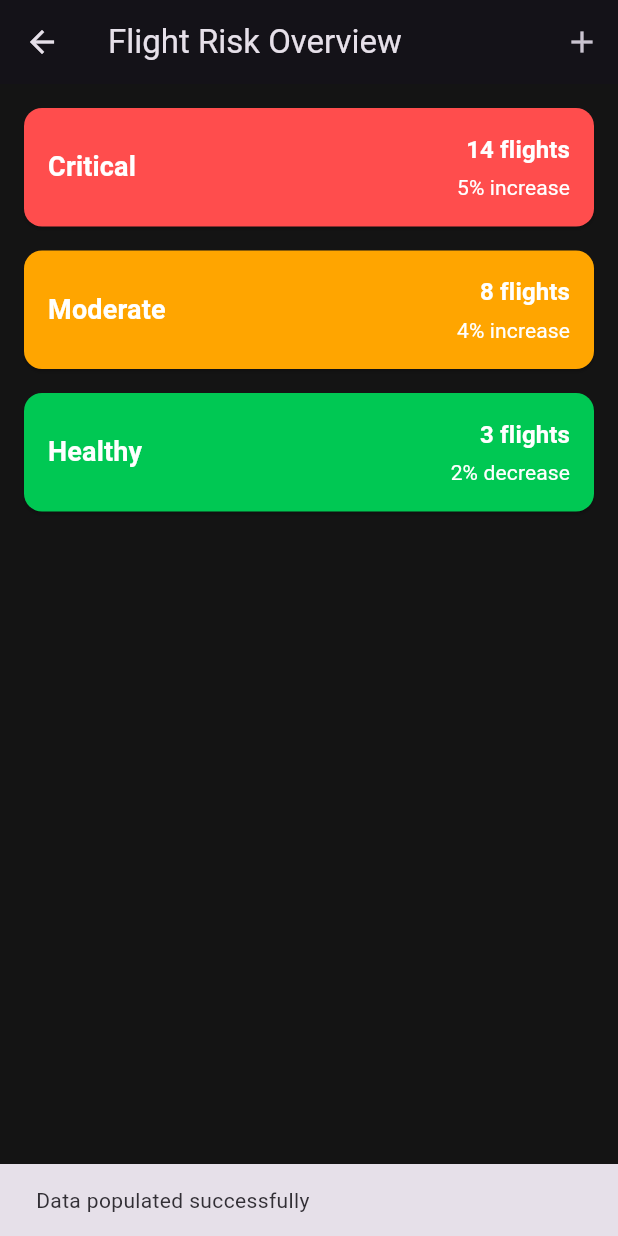
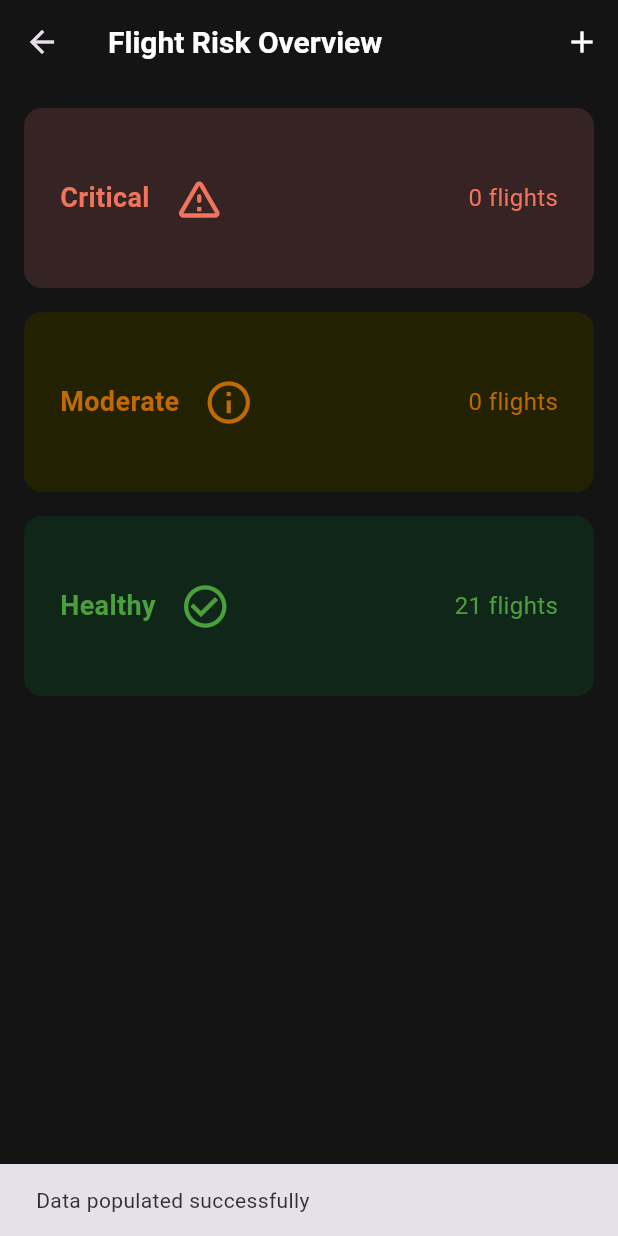
Before and after one commit to TalhaShahid004/Pilot-Fatigue-Management-System-DBMS, a Flutter app: the OperationsDashboardScreen screen opened by its route, after a tap on the "add" icon, on a phone screen of 412 x 824 dp. Run offline on Flutter 3.47's test engine with Material 3 defaults, Android fonts, the phone set to English and light mode, and no system bars; our stand-ins replace cloud_firestore, firebase_auth, firebase_core; accounts and stored records are empty.

Commit message:
Operations Dashboard Working

```diff
--- a/src/lib/Authentication Screens/login.dart
+++ b/src/lib/Authentication Screens/login.dart
@@ -38,7 +38,7 @@ class _LoginScreenState extends State<LoginScreen> {
           Navigator.pushReplacementNamed(context, '/dashboard');
           break;
         case UserRole.operations:
-          Navigator.pushReplacementNamed(context, '/operation_dashboard');
+          Navigator.pushReplacementNamed(context, '/flight_risk');
           break;
         case UserRole.admin:
           // Add admin route when implemented
--- a/src/lib/Operations Screens/dashboard.dart
+++ b/src/lib/Operations Screens/dashboard.dart
@@ -1,5 +1,6 @@
 import 'package:flutter/material.dart';
 import 'package:flutter_application_1/utils/populate_data.dart';
+import 'package:cloud_firestore/cloud_firestore.dart';
 
 class OperationsDashboardScreen extends StatelessWidget {
   const OperationsDashboardScreen({super.key});
@@ -7,58 +8,99 @@ class OperationsDashboardScreen extends StatelessWidget {
   @override
   Widget build(BuildContext context) {
     return Scaffold(
+      backgroundColor: const Color(0xFF141414),
       appBar: AppBar(
-  title: const Text('Flight Risk Overview'),
+        backgroundColor: const Color(0xFF141414),
+        title: const Text(
+          'Flight Risk Overview',
+          style: TextStyle(
+            fontSize: 20,
+            fontWeight: FontWeight.w700,
+            color: Colors.white,
+          ),
+        ),
         actions: [
           IconButton(
-      icon: const Icon(Icons.add),
+            icon: const Icon(Icons.add, color: Colors.white),
             onPressed: () async {
               final populator = DataPopulationUtil();
               await populator.populateAll();
+              if (context.mounted) {
                 ScaffoldMessenger.of(context).showSnackBar(
                   const SnackBar(content: Text('Data populated successfully')),
                 );
+              }
             },
           ),
         ],
       ),
       body: SafeArea(
+        child: StreamBuilder<DocumentSnapshot>(
+          stream: FirebaseFirestore.instance
+              .collection('operationalMetrics')
+              .doc('PIA')
+              .snapshots(),
+          builder: (context, snapshot) {
+            if (snapshot.hasError) {
+              return const Center(
+                child: Text('Something went wrong',
+                  style: TextStyle(color: Colors.white)
+                ),
+              );
+            }
+
+            if (snapshot.connectionState == ConnectionState.waiting) {
+              return const Center(child: CircularProgressIndicator());
+            }
+
+            final data = snapshot.data?.data() as Map<String, dynamic>? ?? {
+              'criticalFlightsCount': 0,
+              'moderateFlightsCount': 0,
+              'healthyFlightsCount': 0,
+            };
+
+            return SingleChildScrollView(
               child: Padding(
                 padding: const EdgeInsets.all(16.0),
                 child: Column(
-            crossAxisAlignment: CrossAxisAlignment.start,
                   children: [
                     _buildRiskButton(
                       label: 'Critical',
-                flights: '14 flights',
-                change: '5% increase',
+                      flightCount: data['criticalFlightsCount'] ?? 0,
                       onPressed: () {
-                  // Handle critical risk button press
                         Navigator.pushNamed(context, '/critical_risk_flights');
                       },
+                      icon: Icons.warning_amber_rounded,
+                      backgroundColor: const Color(0xFF3A2627),
+                      textColor: const Color(0xFFF3745C),
                     ),
                     const SizedBox(height: 16),
                     _buildRiskButton(
                       label: 'Moderate',
-                flights: '8 flights',
-                change: '4% increase',
+                      flightCount: data['moderateFlightsCount'] ?? 0,
                       onPressed: () {
-                  // Handle moderate risk button press
                         Navigator.pushNamed(context, '/moderate_risk_flights');
                       },
+                      icon: Icons.info_outline,
+                      backgroundColor: const Color(0xFF242200),
+                      textColor: const Color(0xFFBF6A02),
                     ),
                     const SizedBox(height: 16),
                     _buildRiskButton(
                       label: 'Healthy',
-                flights: '3 flights',
-                change: '2% decrease',
+                      flightCount: data['healthyFlightsCount'] ?? 0,
                       onPressed: () {
-                  // Handle healthy risk button press
                         Navigator.pushNamed(context, '/healthy_risk_flights');
                       },
+                      icon: Icons.check_circle_outline,
+                      backgroundColor: const Color(0xFF0E281A),
+                      textColor: const Color(0xFF4BA03E),
                     ),
                   ],
                 ),
+              ),
+            );
+          },
         ),
       ),
     );
@@ -66,67 +108,74 @@ class OperationsDashboardScreen extends StatelessWidget {
 
   Widget _buildRiskButton({
     required String label,
-    required String flights,
-    required String change,
+    required int flightCount,
     required VoidCallback onPressed,
+    required IconData icon,
+    required Color backgroundColor,
+    required Color textColor,
   }) {
-    return ElevatedButton(
-      onPressed: onPressed,
-      style: ElevatedButton.styleFrom(
-        backgroundColor: _getRiskColor(label),
-        padding: const EdgeInsets.all(16),
-        shape: RoundedRectangleBorder(
+    return Container(
+      width: double.infinity,
+      height: 120,
+      decoration: BoxDecoration(
+        color: backgroundColor.withOpacity(0.9),
         borderRadius: BorderRadius.circular(12),
       ),
-      ),
+      child: Material(
+        color: Colors.transparent,
+        child: InkWell(
+          onTap: onPressed,
+          borderRadius: BorderRadius.circular(12),
+          child: Padding(
+            padding: const EdgeInsets.symmetric(horizontal: 24.0),
             child: Row(
               mainAxisAlignment: MainAxisAlignment.spaceBetween,
               children: [
+                // Left side content
+                Row(
+                  children: [
                     Text(
                       label,
-            style: const TextStyle(
+                      style: TextStyle(
                         fontSize: 18,
-              fontWeight: FontWeight.bold,
-              color: Colors.white,
+                        fontWeight: FontWeight.w700,
+                        color: textColor,
                       ),
                     ),
-          Column(
-            crossAxisAlignment: CrossAxisAlignment.end,
-            children: [
+                    const SizedBox(width: 16),
+                    Icon(
+                      icon,
+                      color: textColor,
+                      size: 34,
+                    ),
+                  ],
+                ),
+                // Right side content
                 Text(
-                flights,
-                style: const TextStyle(
+                  '$flightCount flights',
+                  style: TextStyle(
                     fontSize: 16,
-                  fontWeight: FontWeight.w600,
-                  color: Colors.white,
-                ),
-              ),
-              const SizedBox(height: 4),
-              Text(
-                change,
-                style: const TextStyle(
-                  fontSize: 14,
                     fontWeight: FontWeight.w400,
-                  color: Colors.white,
+                    color: textColor,
                   ),
                 ),
               ],
             ),
-        ],
+          ),
+        ),
       ),
     );
   }
+}
 
-  Color _getRiskColor(String label) {
-    switch (label) {
-      case 'Critical':
-        return const Color(0xFFFF4D4D);
-      case 'Moderate':
-        return const Color(0xFFFFA500);
-      case 'Healthy':
-        return const Color(0xFF00C853);
-      default:
-        return Colors.grey;
+// Function to initialize operational metrics
+Future<void> _initializeOperationalMetrics() async {
+  final firestore = FirebaseFirestore.instance;
+
+  await firestore.collection('operationalMetrics').doc('PIA').set({
+    'criticalFlightsCount': 0,
+    'moderateFlightsCount': 0,
+    'healthyFlightsCount': 0,
+    'lastUpdated': FieldValue.serverTimestamp(),
+  });
 }
-  }
-}
--- a/src/lib/utils/populate_data.dart
+++ b/src/lib/utils/populate_data.dart
@@ -133,5 +133,24 @@ class DataPopulationUtil {
     await populateFlightRoutes();
     await populateFlights();
     await populateFlightAssignments();
+    await updateOperationalMetrics();
+  }
+
+  Future<void> updateOperationalMetrics() async {
+    final firestore = FirebaseFirestore.instance;
+
+    // Count flights by risk category
+    final flightsRef = firestore.collection('flights');
+    final criticalCount = (await flightsRef.where('riskCategory', isEqualTo: 'Critical').get()).size;
+    final moderateCount = (await flightsRef.where('riskCategory', isEqualTo: 'Moderate').get()).size;
+    final healthyCount = (await flightsRef.where('riskCategory', isEqualTo: 'Healthy').get()).size;
+
+    // Update the metrics
+    await firestore.collection('operationalMetrics').doc('PIA').set({
+      'criticalFlightsCount': criticalCount,
+      'moderateFlightsCount': moderateCount,
+      'healthyFlightsCount': healthyCount,
+      'lastUpdated': FieldValue.serverTimestamp(),
+    });
   }
 }
```
Lines whose indentation alone changed are shown as unchanged.
